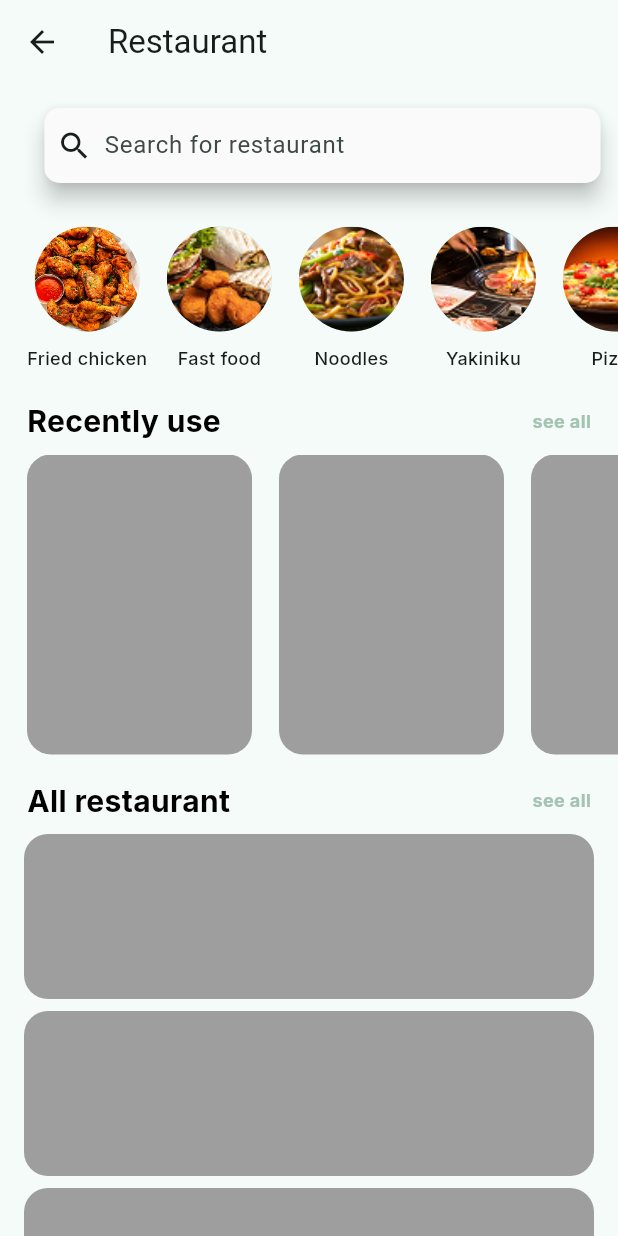
After one commit to PomPerWoW/papdaew-client, a Flutter app: the HomeScreen screen opened by its route, after a tap on "Restaurant", on a phone screen of 412 x 824 dp. The commit adds this screen. Run offline on Flutter 3.47's test engine with Material 3 defaults, Android fonts, the phone set to English and light mode, and no system bars.

Commit message:
feat(restaurant): create the homepage of the restaurant service which contain the slide category bar, the recent use, and the all restaurant.

```diff
--- a/lib/main.dart
+++ b/lib/main.dart
@@ -2,6 +2,10 @@ import 'package:flutter/material.dart';
 import 'package:papdaew_client/presentation/views/home_screen.dart';
 import 'package:papdaew_client/presentation/views/pages/login_page.dart';
 import 'package:papdaew_client/presentation/views/pages/signup_page.dart';
+import 'package:papdaew_client/presentation/views/pages/restaurant_page.dart';
+import 'package:papdaew_client/presentation/views/pages/hospital_page.dart';
+import 'package:papdaew_client/presentation/views/pages/bank_page.dart';
+import 'package:papdaew_client/presentation/views/pages/otherservices_page.dart';
 
 void main() {
   runApp(const MyApp());
@@ -14,6 +18,29 @@ class MyApp extends StatefulWidget {
   State<MyApp> createState() => _MyAppState();
 }
 
+// class _MyAppState extends State<MyApp> {
+//   @override
+//   Widget build(BuildContext context) {
+//     return MaterialApp(
+//       debugShowCheckedModeBanner: false,
+//       title: 'PapDaew',
+//       theme: ThemeData(
+//         colorScheme: ColorScheme.fromSeed(seedColor: Colors.teal),
+//       ),
+//       home: const HomeScreen(),
+//       // home: const LoginPage(),
+//       // home: const SignupPage(),
+//       routes: {
+//         '/home': (context) => const HomeScreen(),
+//         '/login': (context) => const LoginPage(),
+//         '/signup': (context) => const SignupPage(),
+//         '/restaurant': (context) => const RestaurantPage(),
+//       },
+//     );
+//   }
+// }
+
+
 class _MyAppState extends State<MyApp> {
   @override
   Widget build(BuildContext context) {
@@ -24,13 +51,59 @@ class _MyAppState extends State<MyApp> {
         colorScheme: ColorScheme.fromSeed(seedColor: Colors.teal),
       ),
       home: const HomeScreen(),
-      // home: const LoginPage(),
-      // home: const SignupPage(),
-      routes: {
-        '/home': (context) => const HomeScreen(),
-        '/login': (context) => const LoginPage(),
-        '/signup': (context) => const SignupPage(),
+      onGenerateRoute: (settings) {
+        Widget page;
+        switch (settings.name) {
+          case '/home':
+            page = const HomeScreen();
+            break;
+          case '/login':
+            page = const LoginPage();
+            break;
+          case '/signup':
+            page = const SignupPage();
+            break;
+          case '/restaurant':
+            page = const RestaurantPage();
+            break;
+          case '/hospital':
+            page = const HospitalPage();
+            break;
+          case '/bank':
+            page = const BankPage();
+            break;
+          case '/otherservices':
+            page = const OtherservicesPage();
+            break;
+          default:
+            page = const HomeScreen();
+        }
 
+        if (settings.name == '/restaurant' || settings.name == '/hospital' || settings.name == '/bank' || settings.name == '/otherservices') {
+          return PageRouteBuilder(
+            settings: settings,
+            pageBuilder: (context, animation, secondaryAnimation) => page,
+            transitionsBuilder: (context, animation, secondaryAnimation, child) {
+              const begin = Offset(1.0, 0.0);
+              const end = Offset.zero;
+              const curve = Curves.easeInOut;
+
+              var tween = Tween(begin: begin, end: end).chain(CurveTween(curve: curve));
+              var offsetAnimation = animation.drive(tween);
+
+              return SlideTransition(
+                position: offsetAnimation,
+                child: child,
+              );
+            },
+            transitionDuration: const Duration(milliseconds: 300),
+          );
+        }
+
+        return MaterialPageRoute(
+          builder: (context) => page,
+          settings: settings
+        );
       },
     );
   }
--- /dev/null
+++ b/lib/presentation/views/pages/bank_page.dart
@@ -0,0 +1,20 @@
+import 'package:flutter/material.dart';
+
+class BankPage extends StatelessWidget {
+  const BankPage({super.key});
+
+  @override
+  Widget build(BuildContext context) {
+    return Scaffold(
+      appBar: AppBar(
+        title: const Text("Bank"),
+      ),
+      body: Center(
+        child: Text(
+          "Welcome to the Bank Page!",
+          style: TextStyle(fontSize: 18, fontWeight: FontWeight.bold),
+        ),
+      ),
+    );
+  }
+}
--- a/lib/presentation/views/pages/homepage_page.dart
+++ b/lib/presentation/views/pages/homepage_page.dart
@@ -220,6 +220,10 @@ class _HomepagePageState extends State<HomepagePage> {
             children: [
               Padding(
                 padding: const EdgeInsets.only(left: 18.0, top: 8),
+                child: GestureDetector(
+                  onTap: () {
+                    Navigator.pushNamed(context, '/restaurant');
+                  },
                   child: ClipRRect(
                   borderRadius: BorderRadius.circular(16.0),
                   child: SizedBox(
@@ -255,8 +259,13 @@ class _HomepagePageState extends State<HomepagePage> {
                     ),
                   ),
                 ),
+              ),
               Padding(
                 padding: const EdgeInsets.only(left: 18.0, top: 8),
+                child: GestureDetector(
+                  onTap: () {
+                    Navigator.pushNamed(context, '/hospital');
+                  },
                   child: ClipRRect(
                   borderRadius: BorderRadius.circular(16.0),
                   child: SizedBox(
@@ -292,8 +301,13 @@ class _HomepagePageState extends State<HomepagePage> {
                   ),
                 ),
                 ),
+              ),
               Padding(
                 padding: const EdgeInsets.only(left: 18.0, top: 8),
+                child: GestureDetector(
+                  onTap: () {
+                    Navigator.pushNamed(context, '/bank');
+                  },
                   child: ClipRRect(
                   borderRadius: BorderRadius.circular(16.0),
                   child: SizedBox(
@@ -329,8 +343,13 @@ class _HomepagePageState extends State<HomepagePage> {
                   ),
                 ),
                 ),
+              ),
               Padding(
                 padding: const EdgeInsets.only(left: 18.0, top: 8),
+                child: GestureDetector(
+                  onTap: () {
+                    Navigator.pushNamed(context, '/otherservices');
+                  },
                   child: ClipRRect(
                   borderRadius: BorderRadius.circular(16.0),
                   child: SizedBox(
@@ -362,6 +381,7 @@ class _HomepagePageState extends State<HomepagePage> {
                           ),
                         ),
                       ],
+                    ),
                   ),
                 ),
                 ),
--- /dev/null
+++ b/lib/presentation/views/pages/hospital_page.dart
@@ -0,0 +1,20 @@
+import 'package:flutter/material.dart';
+
+class HospitalPage extends StatelessWidget {
+  const HospitalPage({super.key});
+
+  @override
+  Widget build(BuildContext context) {
+    return Scaffold(
+      appBar: AppBar(
+        title: const Text("Hospital"),
+      ),
+      body: Center(
+        child: Text(
+          "Welcome to the Hospital Page!",
+          style: TextStyle(fontSize: 18, fontWeight: FontWeight.bold),
+        ),
+      ),
+    );
+  }
+}
--- /dev/null
+++ b/lib/presentation/views/pages/otherservices_page.dart
@@ -0,0 +1,20 @@
+import 'package:flutter/material.dart';
+
+class OtherservicesPage extends StatelessWidget {
+  const OtherservicesPage({super.key});
+
+  @override
+  Widget build(BuildContext context) {
+    return Scaffold(
+      appBar: AppBar(
+        title: const Text("Other Services"),
+      ),
+      body: Center(
+        child: Text(
+          "Welcome to the Other Services Page!",
+          style: TextStyle(fontSize: 18, fontWeight: FontWeight.bold),
+        ),
+      ),
+    );
+  }
+}
--- /dev/null
+++ b/lib/presentation/views/pages/restaurant_page.dart
@@ -0,0 +1,328 @@
+import 'package:flutter/material.dart';
+
+class Category {
+  final String name;
+  final String imageUrl;
+
+  Category({
+    required this.name,
+    required this.imageUrl
+  });
+}
+
+class RestaurantPage extends StatefulWidget {
+  const RestaurantPage({super.key});
+
+  static final List<Category> categories = [
+    Category(
+      name: 'Fried chicken',
+      imageUrl: 'assets/images/restaurant/categories/friedchicken.png',
+    ),
+    Category(
+      name: 'Fast food',
+      imageUrl: 'assets/images/restaurant/categories/fastfood.png',
+    ),
+    Category(
+      name: 'Noodles',
+      imageUrl: 'assets/images/restaurant/categories/noodle.png',
+    ),
+    Category(
+      name: 'Yakiniku',
+      imageUrl: 'assets/images/restaurant/categories/yakiniku.png',
+    ),
+    Category(
+      name: 'Pizza',
+      imageUrl: 'assets/images/restaurant/categories/pizza.png',
+    ),
+    Category(
+      name: 'Shabu',
+      imageUrl: 'assets/images/restaurant/categories/shabu.png',
+    ),
+    Category(
+      name: 'Dessert',
+      imageUrl: 'assets/images/restaurant/categories/pizza.png',
+    ),
+    Category(
+      name: 'Asian',
+      imageUrl: 'assets/images/restaurant/categories/pizza.png',
+    ),
+    Category(
+      name: 'Mexican',
+      imageUrl: 'assets/images/restaurant/categories/pizza.png',
+    ),
+    Category(
+      name: 'Indian',
+      imageUrl: 'assets/images/restaurant/categories/pizza.png',
+    ),
+  ];
+
+  @override
+  State<RestaurantPage> createState() => _RestaurantPageState();
+}
+
+class _RestaurantPageState extends State<RestaurantPage> {
+
+  final Set<int> _selectedCategories = {};
+
+  @override
+  Widget build(BuildContext context) {
+    return Scaffold(
+      appBar: AppBar(
+        title: const Text("Restaurant"),
+      ),
+      body: SingleChildScrollView(
+        child: Column(
+          children: [
+            const SizedBox(height: 16),
+            Padding(
+              padding: const EdgeInsets.only(left: 18.0),
+              child: SizedBox(
+                width: MediaQuery.of(context).size.width * 0.9,
+                height: 50,
+                child: SearchBar(
+                  leading: const Icon(Icons.search),
+                  hintText: 'Search for restaurant',
+                  backgroundColor: WidgetStateProperty.all(Colors.grey[50]),
+                  shape: WidgetStateProperty.all(
+                    RoundedRectangleBorder(
+                      borderRadius: BorderRadius.circular(10),
+                    ),
+                  ),
+                ),
+              ),
+            ),
+            const SizedBox(height: 16),
+            SizedBox(
+              height: 120,
+              child: ListView.builder(
+                scrollDirection: Axis.horizontal,
+                shrinkWrap: true,
+                itemCount: RestaurantPage.categories.length,
+                itemBuilder: (context, index) {
+                  bool isSelected = _selectedCategories.contains(index);
+
+                  return Padding(
+                    padding: EdgeInsets.only(left: index == 0 ? 18.0 : 8.0, top: 8.0),
+                    child: GestureDetector(
+                      onTap: () {
+                        setState(() {
+                          if (isSelected) {
+                            _selectedCategories.remove(index);
+                          } else {
+                            _selectedCategories.add(index);
+                          }
+                        });
+                      },
+                      child: Column(
+                        children: [
+                          Container(
+                            decoration: BoxDecoration(
+                              shape: BoxShape.circle,
+                              border: Border.all(
+                                color: isSelected ? Color(0xFF6B9080) : Colors.transparent,
+                                width: 5,
+                              ),
+                            ),
+                            child: CircleAvatar(
+                              radius: 35,
+                              backgroundImage: AssetImage(
+                                RestaurantPage.categories[index].imageUrl
+                              ),
+                            ),
+                          ),
+                          const SizedBox(height: 4),
+                          Text(
+                            RestaurantPage.categories[index].name,
+                            style: const TextStyle(
+                              fontSize: 12,
+                              fontWeight: FontWeight.w500,
+                              fontFamily: 'Inter'
+                            ),
+                          ),
+                        ],
+                      ),
+                    ),
+                  );
+                },
+              ),
+            ),
+            SizedBox(height: 8),
+            Row(
+              mainAxisAlignment: MainAxisAlignment.spaceBetween,
+              children: [
+                Align(
+                  alignment: Alignment.topLeft,
+                  child: Padding(
+                    padding: const EdgeInsets.only(left: 18.0),
+                    child: Text(
+                      'Recently use',
+                      style: TextStyle(
+                        color: Colors.black,
+                        fontSize: 20,
+                        fontWeight: FontWeight.bold,
+                        fontFamily: "Inter",
+                      ),
+                    ),
+                  ),
+                ),
+                Align(
+                  alignment: Alignment.topRight,
+                  child: Padding(
+                    padding: const EdgeInsets.only(right: 18.0),
+                    child: Text(
+                      'see all',
+                      style: TextStyle(
+                        color: Color(0xFFA4C3B2),
+                        fontSize: 12,
+                        fontWeight: FontWeight.bold,
+                        fontFamily: "Inter",
+                      ),
+                    ),
+                  ),
+                ),
+              ],
+            ),
+            SizedBox(height: 8),
+            SizedBox(
+              height: 200,
+              child: ListView.builder(
+                scrollDirection: Axis.horizontal,
+                shrinkWrap: true,
+                itemCount: 5,
+                itemBuilder: (context, index) {
+                  return Container(
+                    margin: const EdgeInsets.only(left: 18),
+                    width: 150,
+                    height: 150,
+                    decoration: BoxDecoration(
+                      borderRadius: BorderRadius.circular(16),
+                      color: Colors.grey,
+                    ),
+                  );
+                },
+              ),
+            ),
+            SizedBox(height: 16),
+            Row(
+              mainAxisAlignment: MainAxisAlignment.spaceBetween,
+              children: [
+                Align(
+                  alignment: Alignment.topLeft,
+                  child: Padding(
+                    padding: const EdgeInsets.only(left: 18.0),
+                    child: Text(
+                      'All restaurant',
+                      style: TextStyle(
+                        color: Colors.black,
+                        fontSize: 20,
+                        fontWeight: FontWeight.bold,
+                        fontFamily: "Inter",
+                      ),
+                    ),
+                  ),
+                ),
+                Align(
+                  alignment: Alignment.topRight,
+                  child: Padding(
+                    padding: const EdgeInsets.only(right: 18.0),
+                    child: Text(
+                      'see all',
+                      style: TextStyle(
+                        color: Color(0xFFA4C3B2),
+                        fontSize: 12,
+                        fontWeight: FontWeight.bold,
+                        fontFamily: "Inter",
+                      ),
+                    ),
+                  ),
+                ),
+              ],
+            ),
+            SizedBox(height: 8),
+            Container(
+              width: 380,
+              height: 110,
+              decoration: BoxDecoration(
+                borderRadius: BorderRadius.circular(16),
+                color: Colors.grey,
+              ),
+            ),
+            SizedBox(height: 8),
+            Container(
+              width: 380,
+              height: 110,
+              decoration: BoxDecoration(
+                borderRadius: BorderRadius.circular(16),
+                color: Colors.grey,
+              ),
+            ),
+            SizedBox(height: 8),
+            Container(
+              width: 380,
+              height: 110,
+              decoration: BoxDecoration(
+                borderRadius: BorderRadius.circular(16),
+                color: Colors.grey,
+              ),
+            ),
+            SizedBox(height: 8),
+            Container(
+              width: 380,
+              height: 110,
+              decoration: BoxDecoration(
+                borderRadius: BorderRadius.circular(16),
+                color: Colors.grey,
+              ),
+            ),
+            SizedBox(height: 8),
+            Container(
+              width: 380,
+              height: 110,
+              decoration: BoxDecoration(
+                borderRadius: BorderRadius.circular(16),
+                color: Colors.grey,
+              ),
+            ),
+            SizedBox(height: 8),
+            Container(
+              width: 380,
+              height: 110,
+              decoration: BoxDecoration(
+                borderRadius: BorderRadius.circular(16),
+                color: Colors.grey,
+              ),
+            ),
+            SizedBox(height: 8),
+            Container(
+              width: 380,
+              height: 110,
+              decoration: BoxDecoration(
+                borderRadius: BorderRadius.circular(16),
+                color: Colors.grey,
+              ),
+            ),
+            SizedBox(height: 8),
+            Container(
+              width: 380,
+              height: 110,
+              decoration: BoxDecoration(
+                borderRadius: BorderRadius.circular(16),
+                color: Colors.grey,
+              ),
+            ),
+            SizedBox(height: 8),
+            Container(
+              width: 380,
+              height: 110,
+              decoration: BoxDecoration(
+                borderRadius: BorderRadius.circular(16),
+                color: Colors.grey,
+              ),
+            ),
+
+          ],
+        ),
+      )
+    );
+  }
+}
--- a/pubspec.yaml
+++ b/pubspec.yaml
@@ -61,6 +61,7 @@ flutter:
   # To add assets to your application, add an assets section, like this:
   assets:
   - assets/images/
+  - assets/images/restaurant/categories/
   #   - images/a_dot_burr.jpeg
   #   - images/a_dot_ham.jpeg
 
```
Also changed, not shown: assets/images/restaurant/categories/fastfood.png (added), assets/images/restaurant/categories/friedchicken.png (added), assets/images/restaurant/categories/noodle.png (added), assets/images/restaurant/categories/pizza.png (added), assets/images/restaurant/categories/shabu.png (added), assets/images/restaurant/categories/yakiniku.png (added). Lines whose indentation alone changed are shown as unchanged.
